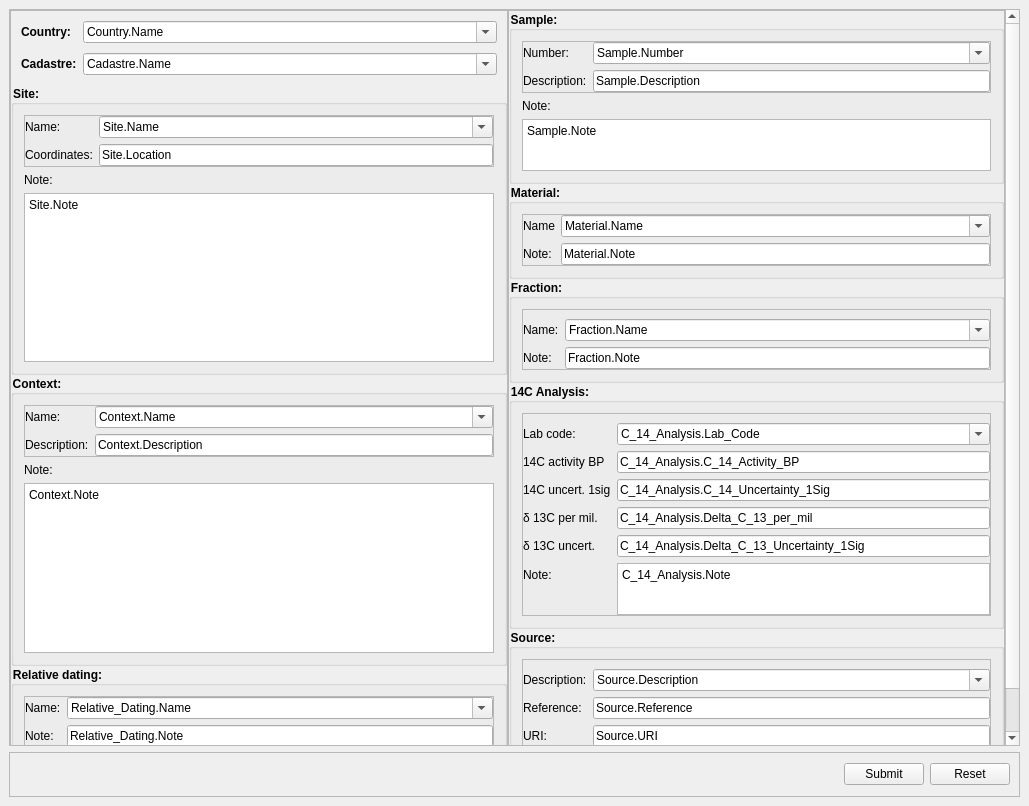
Above: commander/plugins/C14FormMembers/ui/View.ui from demjanp/deposit before the change. Below: the same form after it.
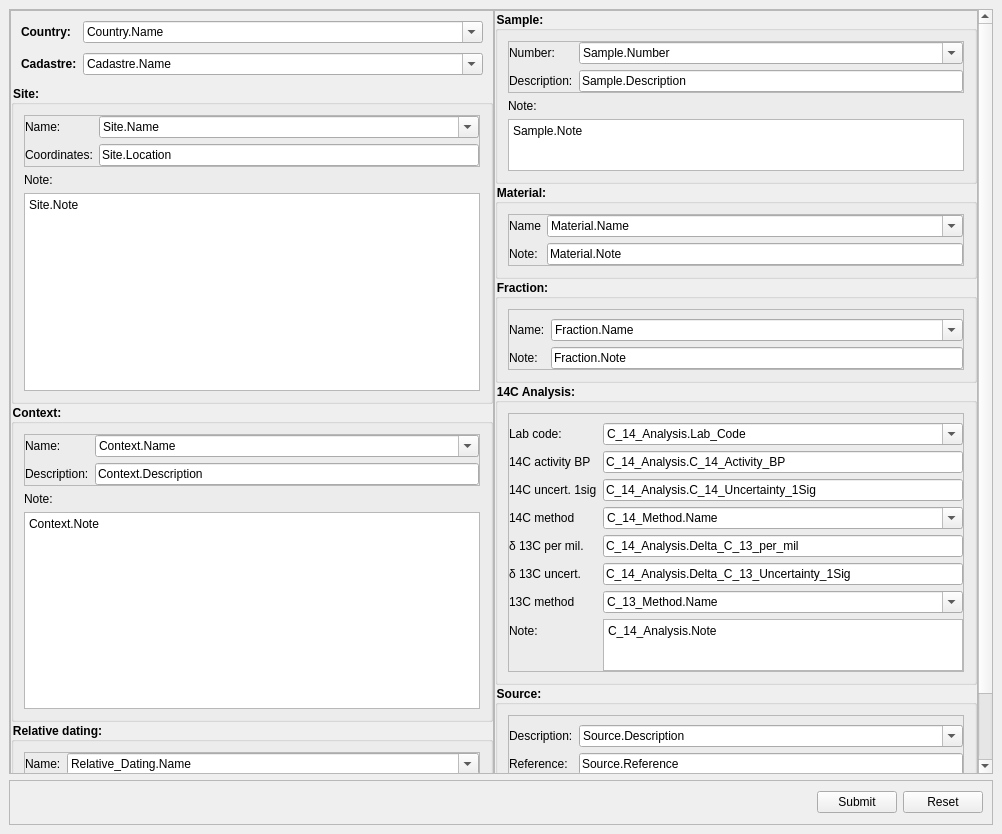
That is the form after the change.

The edit to the form file:
```diff
--- a/commander/plugins/C14FormMembers/ui/View.ui
+++ b/commander/plugins/C14FormMembers/ui/View.ui
@@ -6,8 +6,8 @@
    <rect>
     <x>0</x>
     <y>0</y>
-    <width>1029</width>
-    <height>806</height>
+    <width>1002</width>
+    <height>834</height>
    </rect>
   </property>
   <property name="windowTitle">
@@ -25,8 +25,8 @@
         <rect>
          <x>0</x>
          <y>0</y>
-         <width>1009</width>
-         <height>735</height>
+         <width>982</width>
+         <height>763</height>
         </rect>
        </property>
        <layout class="QHBoxLayout" name="horizontalLayout_2">
@@ -525,12 +525,21 @@
            </property>
            <item>
             <layout class="QVBoxLayout" name="verticalLayout_7">
+             <property name="spacing">
+              <number>0</number>
+             </property>
              <property name="leftMargin">
               <number>0</number>
              </property>
              <property name="topMargin">
               <number>0</number>
              </property>
+             <property name="rightMargin">
+              <number>0</number>
+             </property>
+             <property name="bottomMargin">
+              <number>0</number>
+             </property>
              <item>
               <widget class="QGroupBox" name="groupBox_4">
                <property name="styleSheet">
@@ -869,14 +878,14 @@
                      </property>
                     </widget>
                    </item>
-                   <item row="3" column="0">
+                   <item row="4" column="0">
                     <widget class="QLabel" name="label_23">
                      <property name="text">
                       <string>δ 13C per mil.</string>
                      </property>
                     </widget>
                    </item>
-                   <item row="4" column="0">
+                   <item row="5" column="0">
                     <widget class="QLabel" name="label_24">
                      <property name="text">
                       <string>δ 13C uncert.</string>
@@ -897,14 +906,14 @@
                      </property>
                     </widget>
                    </item>
-                   <item row="3" column="1">
+                   <item row="4" column="1">
                     <widget class="QLineEdit" name="line13CValue">
                      <property name="text">
                       <string>C_14_Analysis.Delta_C_13_per_mil</string>
                      </property>
                     </widget>
                    </item>
-                   <item row="4" column="1">
+                   <item row="5" column="1">
                     <widget class="QLineEdit" name="line13CUncert">
                      <property name="text">
                       <string>C_14_Analysis.Delta_C_13_Uncertainty_1Sig</string>
@@ -923,14 +932,14 @@
                      </item>
                     </widget>
                    </item>
-                   <item row="5" column="0">
+                   <item row="7" column="0">
                     <widget class="QLabel" name="label_25">
                      <property name="text">
                       <string>Note:</string>
                      </property>
                     </widget>
                    </item>
-                   <item row="5" column="1">
+                   <item row="7" column="1">
                     <widget class="QPlainTextEdit" name="plainTextEdit">
                      <property name="maximumSize">
                       <size>
@@ -943,6 +952,44 @@
                      </property>
                     </widget>
                    </item>
+                   <item row="3" column="0">
+                    <widget class="QLabel" name="label_19">
+                     <property name="text">
+                      <string>14C method</string>
+                     </property>
+                    </widget>
+                   </item>
+                   <item row="3" column="1">
+                    <widget class="QComboBox" name="comboBox">
+                     <property name="editable">
+                      <bool>true</bool>
+                     </property>
+                     <item>
+                      <property name="text">
+                       <string>C_14_Method.Name</string>
+                      </property>
+                     </item>
+                    </widget>
+                   </item>
+                   <item row="6" column="0">
+                    <widget class="QLabel" name="label_20">
+                     <property name="text">
+                      <string>13C method</string>
+                     </property>
+                    </widget>
+                   </item>
+                   <item row="6" column="1">
+                    <widget class="QComboBox" name="comboBox_2">
+                     <property name="editable">
+                      <bool>true</bool>
+                     </property>
+                     <item>
+                      <property name="text">
+                       <string>C_13_Method.Name</string>
+                      </property>
+                     </item>
+                    </widget>
+                   </item>
                   </layout>
                  </widget>
                 </item>
```
